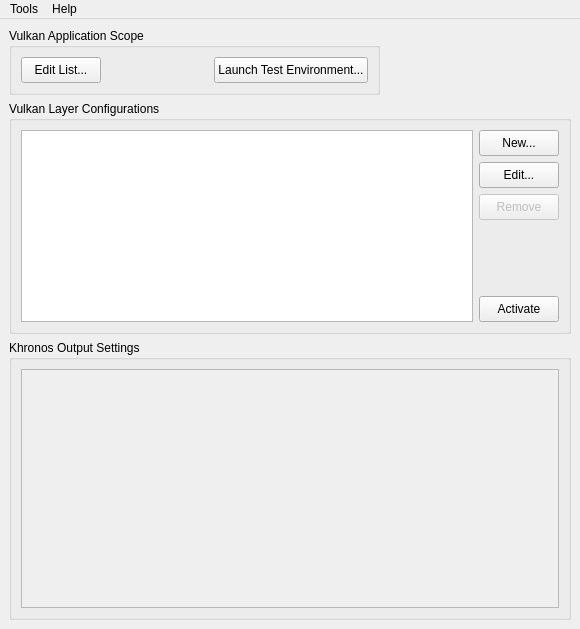
LunarG/VulkanTools, file vkconfig/mainwindow.ui: the form before one commit.
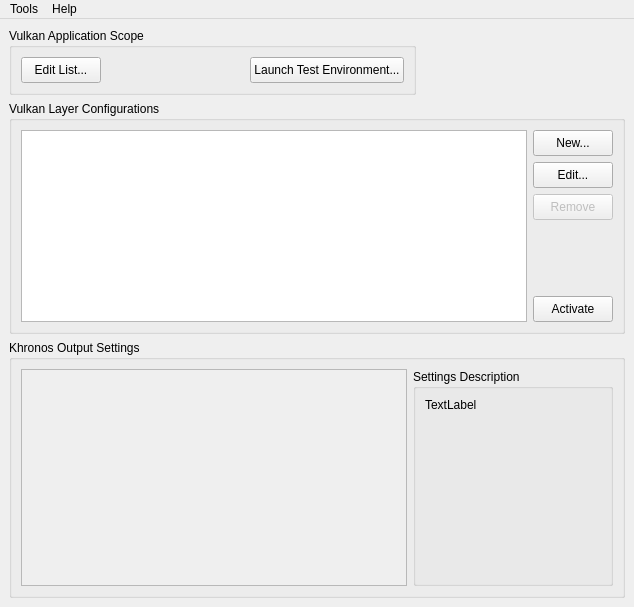
The form after the commit. Icons and pictures are not drawn.

Commit message: Settings Revamp for Khronos

What changed in the file:
```diff
--- a/vkconfig/mainwindow.ui
+++ b/vkconfig/mainwindow.ui
@@ -6,8 +6,8 @@
    <rect>
     <x>0</x>
     <y>0</y>
-    <width>580</width>
-    <height>629</height>
+    <width>634</width>
+    <height>607</height>
    </rect>
   </property>
   <property name="minimumSize">
@@ -187,14 +187,39 @@
            <rect>
             <x>0</x>
             <y>0</y>
-            <width>540</width>
-            <height>254</height>
+            <width>388</width>
+            <height>232</height>
            </rect>
           </property>
           <layout class="QHBoxLayout" name="horizontalLayout_3"/>
          </widget>
         </widget>
        </item>
+       <item>
+        <widget class="QGroupBox" name="groupBox">
+         <property name="minimumSize">
+          <size>
+           <width>200</width>
+           <height>0</height>
+          </size>
+         </property>
+         <property name="title">
+          <string>Settings Description</string>
+         </property>
+         <layout class="QHBoxLayout" name="horizontalLayout_4">
+          <item>
+           <widget class="QLabel" name="labelSettingsDescription">
+            <property name="text">
+             <string>TextLabel</string>
+            </property>
+            <property name="alignment">
+             <set>Qt::AlignLeading|Qt::AlignLeft|Qt::AlignTop</set>
+            </property>
+           </widget>
+          </item>
+         </layout>
+        </widget>
+       </item>
       </layout>
      </widget>
     </item>
@@ -259,7 +284,7 @@
     <rect>
      <x>0</x>
      <y>0</y>
-     <width>580</width>
+     <width>634</width>
      <height>21</height>
     </rect>
    </property>
```
The commit also changes 4 other files.
